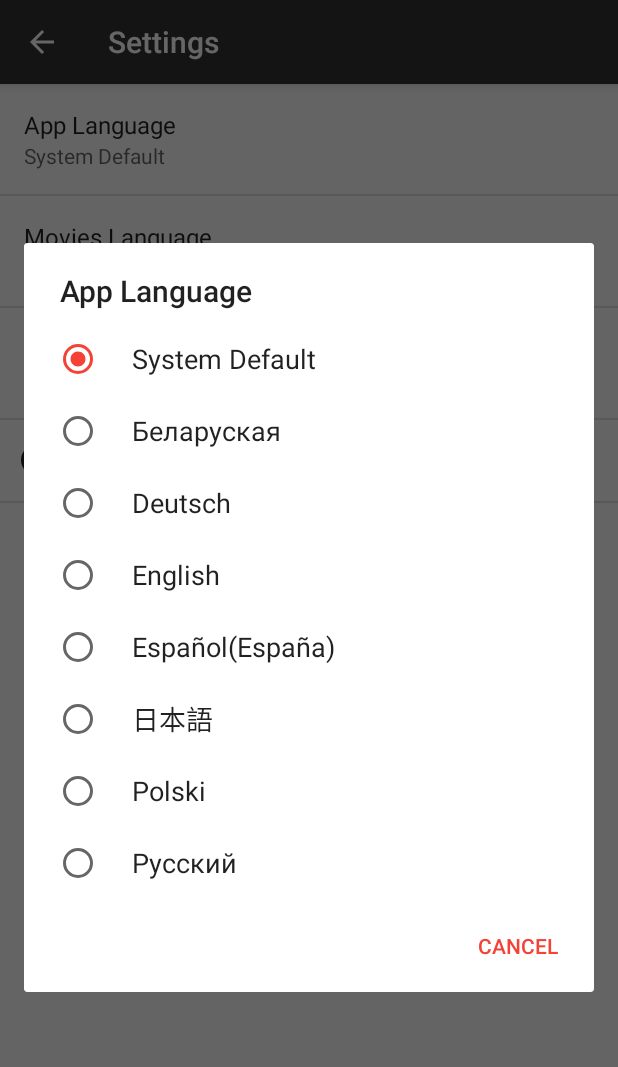
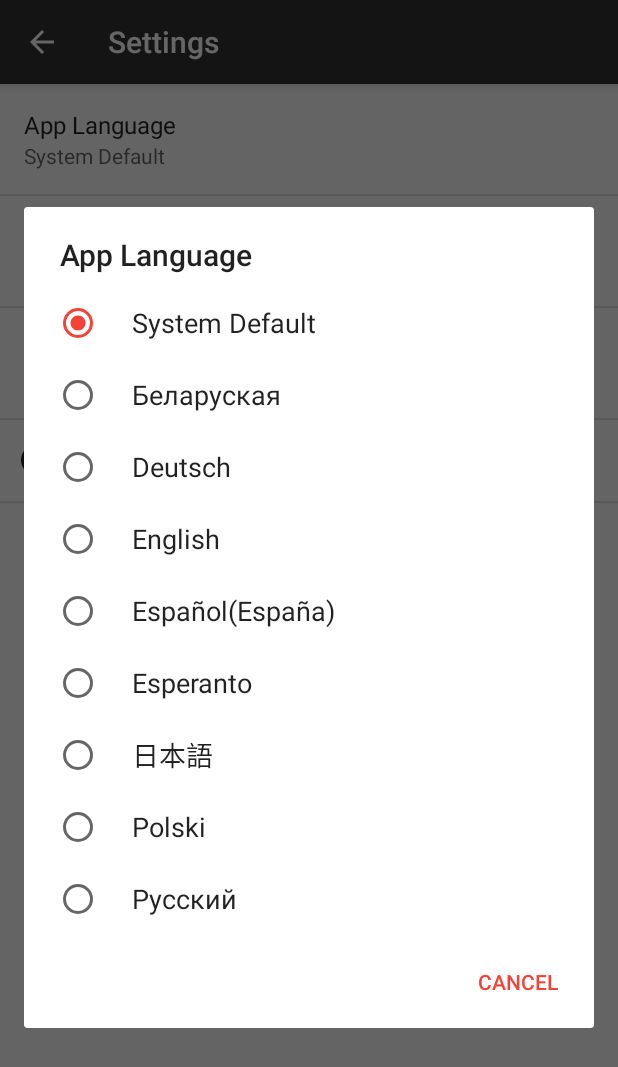
Before and after one commit to qqq3/inventum, an Android app: the SettingsActivity screen opened directly, with no data from a screen before it, after a tap on "App Language", on a phone screen of 412 x 824 dp. Shown: the top 1067 px of the screen. Run offline under Robolectric (Android 15) with nearby library versions, the phone set to English and light mode, and no system bars; pictures from the network do not load.

Commit message:
Update arrays.xml

```diff
--- a/app/src/main/res/values/arrays.xml
+++ b/app/src/main/res/values/arrays.xml
@@ -6,6 +6,7 @@
         <item name="german">Deutsch</item>
         <item name="english">English</item>
         <item name="spanish">Español(España)</item>
+        <item name="esperanto">Esperanto</item>
         <item name="japanese">日本語</item>
         <item name="polish">Polski</item>
         <item name="russian">Русский</item>
@@ -16,6 +17,7 @@
         <item name="german">de_DE</item>
         <item name="english">en_GB</item>
         <item name="spanish">es_ES</item>
+        <item name="esperanto">eo</item>
         <item name="japanese">ja_JP</item>
         <item name="polish">pl_PL</item>
         <item name="russian">ru_RU</item>
```
